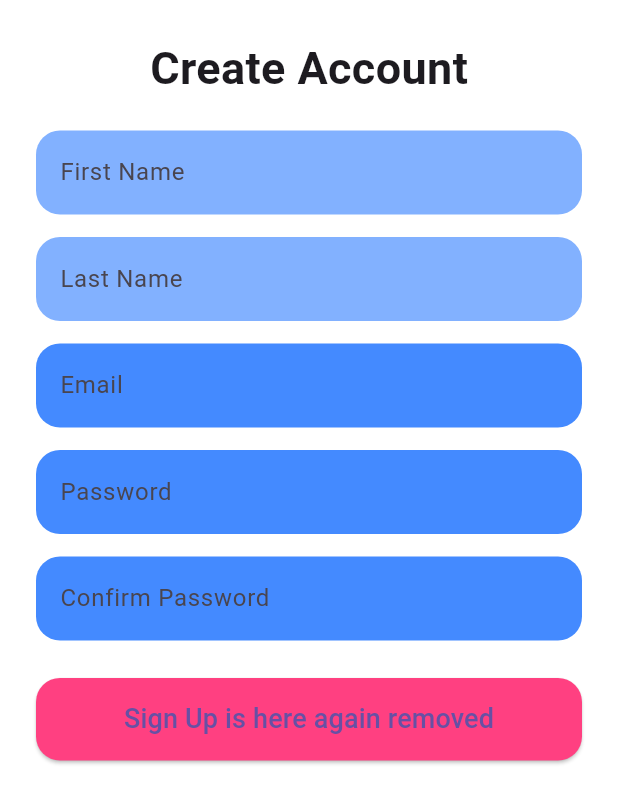
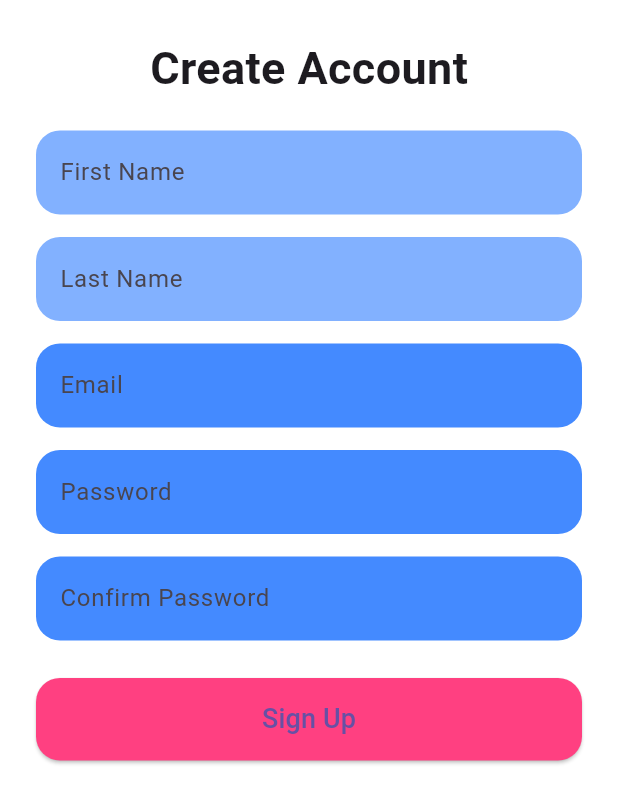
Before and after one commit to waris-ali-git/login, a Flutter app: the screen it shows after launch, on a phone screen of 412 x 824 dp. Shown: the top 803 px of the screen. Run offline on Flutter 3.47's test engine with Material 3 defaults, Android fonts, the phone set to English and light mode, and no system bars; our stand-ins replace firebase_auth, firebase_core; accounts and stored records are empty.

Commit message:
feat: Update sign-up button text

```diff
--- a/lib/sign_up.dart
+++ b/lib/sign_up.dart
@@ -154,7 +154,7 @@ class _SignUpScreenState extends State<SignUpScreen> {
                   ),
                   child: loading
                       ? const CircularProgressIndicator(color: Colors.white)
-                      : const Text("Sign Up is here again removed", style: TextStyle(fontSize: 18)),
+                      : const Text("Sign Up", style: TextStyle(fontSize: 18)),
                 ),
               ],
             ),
```
